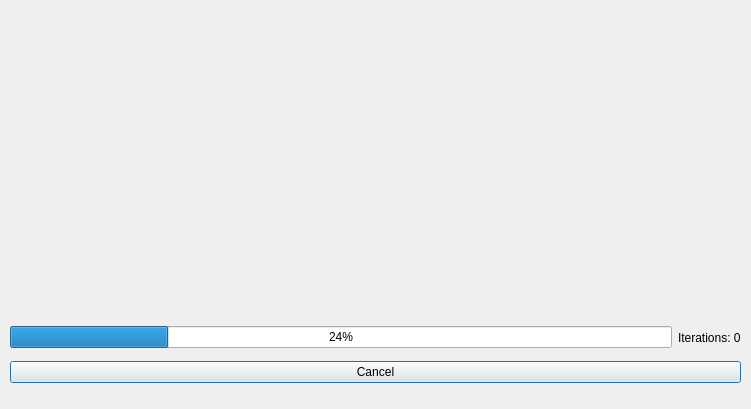
The window that progressdialog.ui (Inexorably/gwentCalc) describes before a commit, drawn with Qt 5.
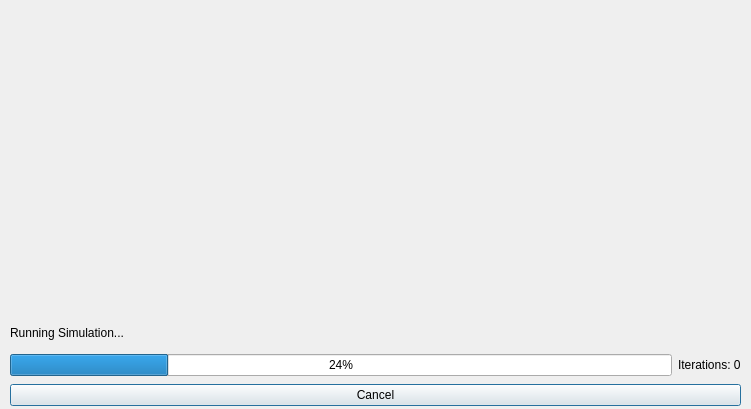
The same window after the commit.

Patch:
```diff
--- a/progressdialog.ui
+++ b/progressdialog.ui
@@ -24,16 +24,23 @@
    </property>
    <layout class="QGridLayout" name="gridLayout"/>
   </widget>
-  <widget class="QWidget" name="">
+  <widget class="QWidget" name="layoutWidget">
    <property name="geometry">
     <rect>
      <x>10</x>
      <y>320</y>
      <width>731</width>
-     <height>63</height>
+     <height>86</height>
     </rect>
    </property>
    <layout class="QVBoxLayout" name="verticalLayout">
+    <item>
+     <widget class="QLabel" name="messageLabel">
+      <property name="text">
+       <string>Running Simulation...</string>
+      </property>
+     </widget>
+    </item>
     <item>
      <layout class="QHBoxLayout" name="horizontalLayout">
       <item>
```
